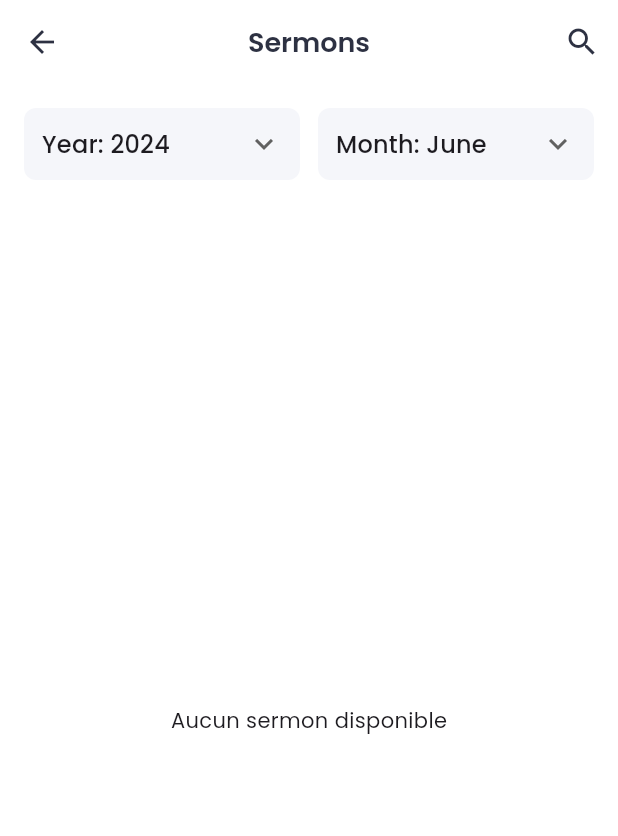
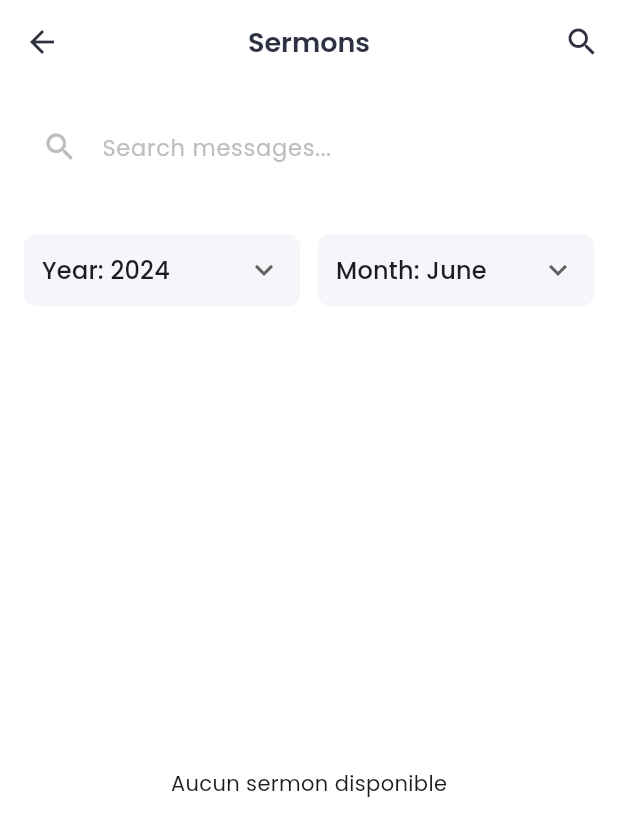
Before and after one commit to Thierno-dtd/jvjp_VoiceOfFaith_mobile, a Flutter app: the SermonsPage screen opened by its route, on a phone screen of 412 x 824 dp. Shown: the top 836 px of the screen. Run offline on Flutter 3.47's test engine with Material 3 defaults, Android fonts, the phone set to English and light mode, and no system bars; our stand-ins replace audioplayers, cached_network_image, cloud_firestore, dio, firebase_auth, firebase_core and 7 more; accounts and stored records are empty; network calls fail.

Commit message:
mise a jour de la search barre dans sermon

```diff
--- a/lib/features/sermons/presentation/pages/sermons_page.dart
+++ b/lib/features/sermons/presentation/pages/sermons_page.dart
@@ -15,6 +15,13 @@ class SermonsPage extends ConsumerStatefulWidget {
 class _SermonsPageState extends ConsumerState<SermonsPage> {
   String selectedYear = '2024';
   String selectedMonth = 'June';
+  final TextEditingController _searchController = TextEditingController();
+
+  @override
+  void dispose() {
+    _searchController.dispose();
+    super.dispose();
+  }
 
   final List<String> years = ['2024', '2023', '2022'];
   final List<String> months = [
@@ -25,6 +32,8 @@ class _SermonsPageState extends ConsumerState<SermonsPage> {
   @override
   Widget build(BuildContext context) {
     final sermons = ref.watch(sermonsProvider);
+    //final sermons = ref.watch(filteredSermonsProvider);
+
 
     return Scaffold(
       backgroundColor: Colors.white,
@@ -55,6 +64,33 @@ class _SermonsPageState extends ConsumerState<SermonsPage> {
       ),
       body: Column(
         children: [
+          Padding(
+            padding: const EdgeInsets.all(16.0),
+            child: TextField(
+              controller: _searchController,
+              onChanged: (value) {
+                ref.read(sermonSearchProvider.notifier).state = value;
+              },
+              decoration: InputDecoration(
+                hintText: 'Search messages...',
+                hintStyle: TextStyle(
+                  color: Colors.grey[400],
+                  fontSize: 15,
+                ),
+                prefixIcon: Icon(Icons.search, color: Colors.grey[400]),
+                filled: true,
+                fillColor: Colors.white,
+                border: OutlineInputBorder(
+                  borderRadius: BorderRadius.circular(12),
+                  borderSide: BorderSide.none,
+                ),
+                contentPadding: const EdgeInsets.symmetric(
+                  horizontal: 16,
+                  vertical: 14,
+                ),
+              ),
+            ),
+          ),
           // Filters
           Padding(
             padding: const EdgeInsets.all(16.0),
--- a/lib/features/sermons/presentation/providers/sermon_provider.dart
+++ b/lib/features/sermons/presentation/providers/sermon_provider.dart
@@ -23,3 +23,26 @@ final sermonDetailProvider = FutureProvider.family<SermonModel, String>((ref, id
   final firestoreService = ref.watch(firestoreServiceProvider);
   return await firestoreService.getSermon(id);
 });
+
+final sermonSearchProvider = StateProvider<String>((ref) => "");
+
+final filteredSermonsProvider = Provider<List<SermonModel>>((ref) {
+  final search = ref.watch(sermonSearchProvider).toLowerCase();
+  final asyncSermons = ref.watch(sermonsProvider);
+
+  return asyncSermons.when(
+    data: (sermons) {
+      if (search.isEmpty) return sermons;
+
+      return sermons.where((sermon) {
+        final title = sermon.title.toLowerCase();
+        //final description = sermon.description.toLowerCase();
+        //return title.contains(search) || description.contains(search);
+        return title.contains(search);
+
+      }).toList();
+    },
+    loading: () => [],
+    error: (_, __) => [],
+  );
+});
```
